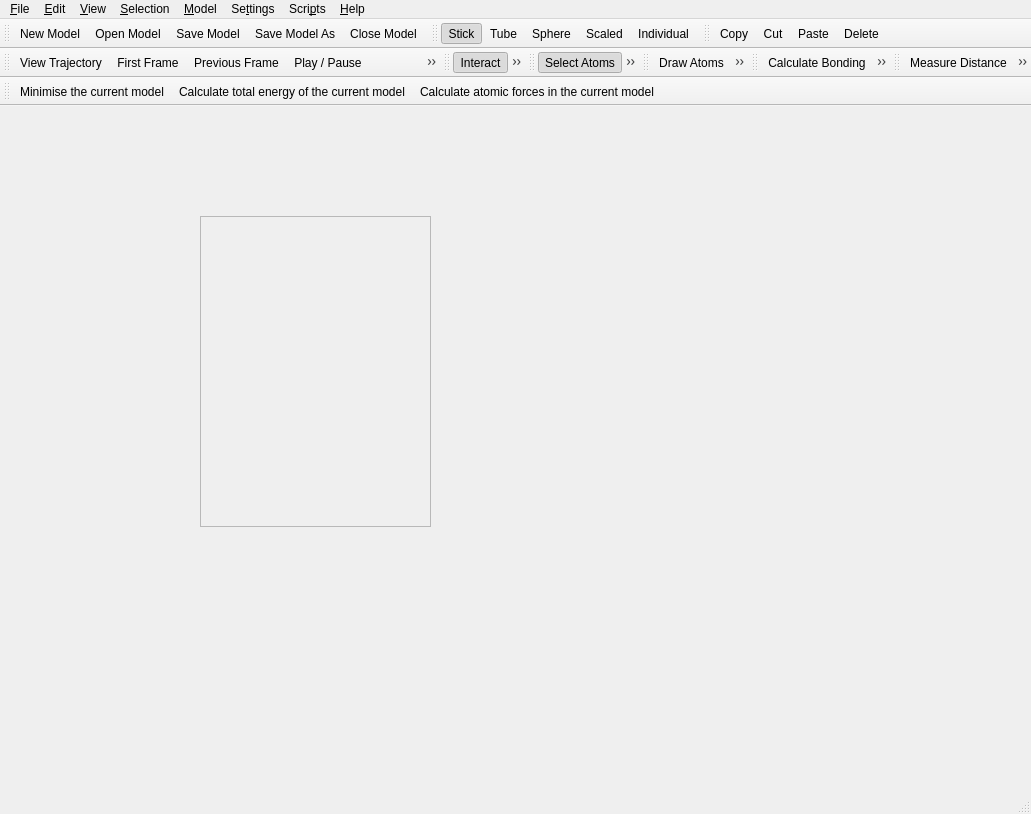
Old version of the form branches/nugui/src/gui/mainwindow.ui in the repository trisyoungs/aten.
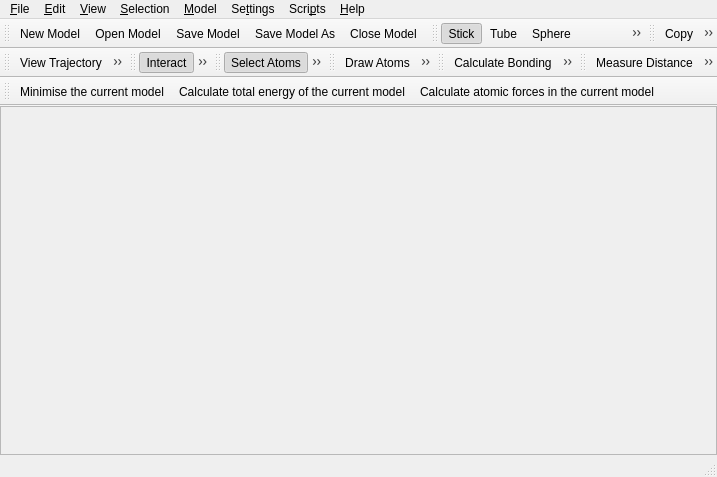
New version of the form. Icons and pictures are not drawn. Custom widgets are drawn as their Qt base class.

Diff of the .ui file:
```diff
--- a/branches/nugui/src/gui/mainwindow.ui
+++ b/branches/nugui/src/gui/mainwindow.ui
@@ -7,8 +7,8 @@
    <rect>
     <x>0</x>
     <y>0</y>
-    <width>1031</width>
-    <height>814</height>
+    <width>463</width>
+    <height>477</height>
    </rect>
   </property>
   <property name="sizePolicy">
@@ -43,46 +43,26 @@
    <bool>true</bool>
   </property>
   <widget class="QWidget" name="MainWindowLayout">
-   <widget class="QFrame" name="ViewFrame">
-    <property name="geometry">
-     <rect>
-      <x>200</x>
-      <y>110</y>
-      <width>231</width>
-      <height>311</height>
-     </rect>
-    </property>
-    <property name="frameShape">
-     <enum>QFrame::StyledPanel</enum>
-    </property>
-    <property name="frameShadow">
-     <enum>QFrame::Raised</enum>
-    </property>
-   </widget>
-   <widget class="TTabBar" name="ModelTabs" native="true">
-    <property name="geometry">
-     <rect>
-      <x>3</x>
-      <y>3</y>
-      <width>16</width>
-      <height>16</height>
-     </rect>
-    </property>
-    <property name="sizePolicy">
-     <sizepolicy hsizetype="Expanding" vsizetype="Fixed">
-      <horstretch>255</horstretch>
-      <verstretch>0</verstretch>
-     </sizepolicy>
-    </property>
-   </widget>
+   <layout class="QVBoxLayout" name="verticalLayout">
+    <item>
+     <widget class="QFrame" name="ViewFrame">
+      <property name="frameShape">
+       <enum>QFrame::StyledPanel</enum>
+      </property>
+      <property name="frameShadow">
+       <enum>QFrame::Raised</enum>
+      </property>
+     </widget>
+    </item>
+   </layout>
   </widget>
   <widget class="QMenuBar" name="MainWindowMenuBar">
    <property name="geometry">
     <rect>
      <x>0</x>
      <y>0</y>
-     <width>1031</width>
-     <height>19</height>
+     <width>463</width>
+     <height>20</height>
     </rect>
    </property>
    <widget class="QMenu" name="SettingsMenu">
@@ -2373,13 +2353,6 @@
   </action>
  </widget>
  <layoutdefault spacing="0" margin="0"/>
- <customwidgets>
-  <customwidget>
-   <class>TTabBar</class>
-   <extends>QWidget</extends>
-   <header>gui/ttabbar.uih</header>
-  </customwidget>
- </customwidgets>
  <resources>
   <include location="icons.qrc"/>
  </resources>
```
Left out of the diff: 228 changed lines with no effect on the pictures.
